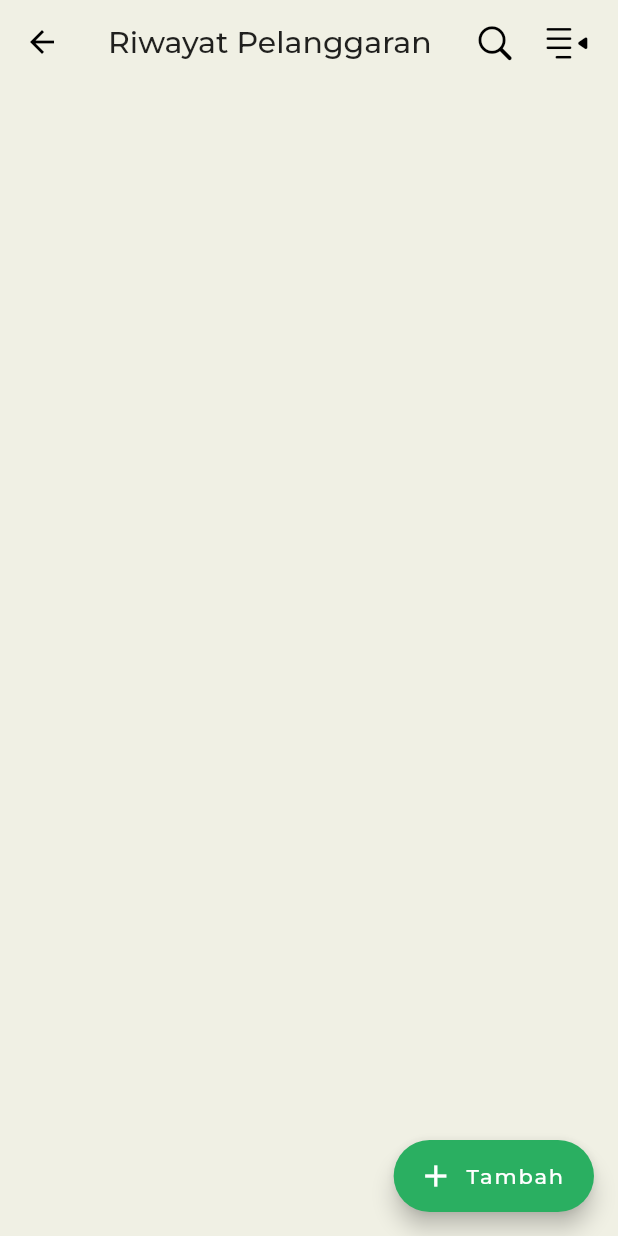
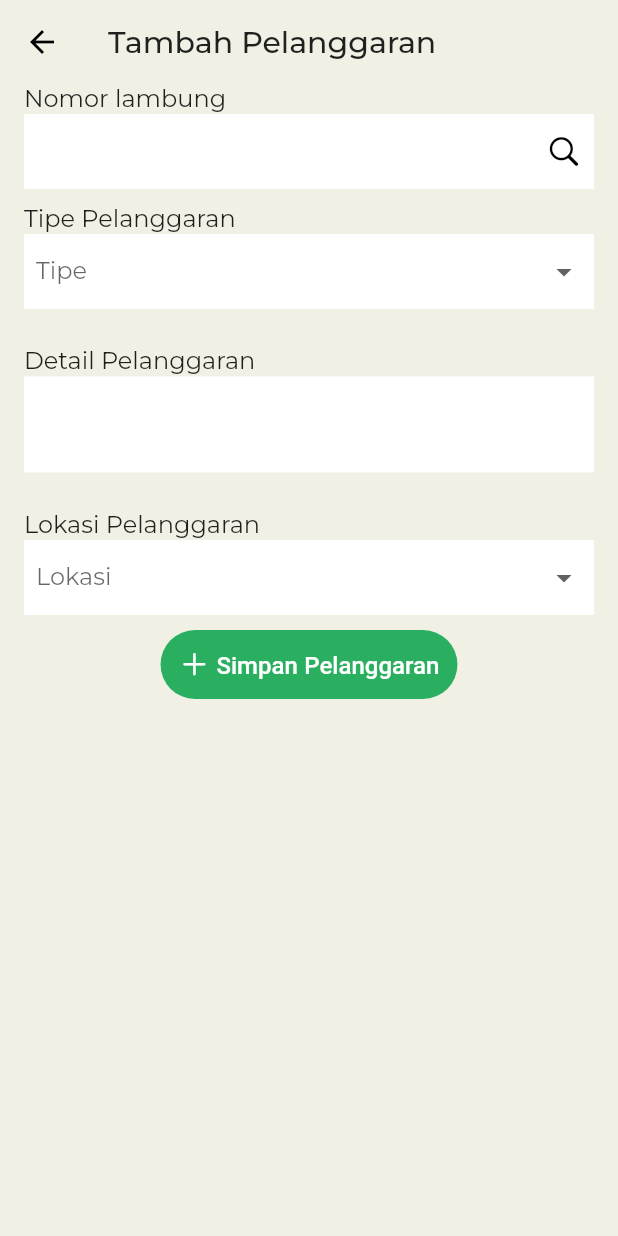
Before and after one commit to muchlist/hsse, a Flutter app: the HistoryScreen screen opened by its route, after a tap on "Tambah", on a phone screen of 412 x 824 dp. Run offline on Flutter 3.47's test engine with Material 2 defaults, Android fonts, the phone set to English and light mode, and no system bars; our stand-ins replace another_flushbar, cached_network_image, dio, flutter_image_compress, google_fonts, image_picker and 2 more; accounts and stored records are empty; network calls fail; project files that could hold a hidden picture were left out.

Commit message:
add violation

```diff
--- /dev/null
+++ b/lib/config/options.dart
@@ -0,0 +1,3 @@
+final typeViolations = ["APD", "PROSEDUR", "PRILAKU", "KRIMINAL", "LAINNYA"];
+
+final locationViolations = ["GATE TPKB", "CY", "DERMAGA TPKB"];
--- a/lib/main.dart
+++ b/lib/main.dart
@@ -6,6 +6,7 @@ import 'package:hsse/api/services/auth_service.dart';
 import 'package:hsse/api/services/rules_service.dart';
 import 'package:hsse/providers/auth.dart';
 import 'package:hsse/providers/rules.dart';
+import 'package:hsse/providers/truck.dart';
 import 'package:hsse/providers/viol.dart';
 import 'package:hsse/screen/landing/landing.dart';
 import 'package:hsse/singleton/shared_pref.dart';
@@ -14,6 +15,7 @@ import 'package:provider/provider.dart';
 import 'package:hsse/config/theme_color.dart';
 import 'package:hsse/router/routes.dart';
 
+import 'api/services/truck_service.dart';
 import 'api/services/viol_service.dart';
 
 void main() async {
@@ -42,6 +44,7 @@ class MyApp extends StatelessWidget {
   final AuthService _authService = AuthService();
   final ViolService _violService = ViolService();
   final RulesService _rulesService = RulesService();
+  final TruckService _truckService = TruckService();
   // final TruckService _truckService = TruckService();
 
   @override
@@ -52,6 +55,8 @@ class MyApp extends StatelessWidget {
         ChangeNotifierProvider(create: (context) => AuthProvider(_authService)),
         ChangeNotifierProvider(
             create: (context) => RulesProvider(_rulesService)),
+        ChangeNotifierProvider(
+            create: (context) => TruckProvider(_truckService)),
       ],
       child: MaterialApp(
         title: _title,
--- a/lib/router/routes.dart
+++ b/lib/router/routes.dart
@@ -4,6 +4,7 @@ import 'package:hsse/screen/login/login_screen.dart';
 import 'package:hsse/screen/rule/add_rule_screen.dart';
 import 'package:hsse/screen/rule/edit_rule_screen.dart';
 import 'package:hsse/screen/rule/rules_screen.dart';
+import 'package:hsse/screen/violation/add_viol_screen.dart';
 import 'package:hsse/screen/violation/history_screen.dart';
 import 'package:hsse/screen/violation/viol_detail.dart';
 
@@ -11,6 +12,7 @@ class RouteGenerator {
   static const String homeHsse = '/home';
   static const String login = '/login';
   static const String detail = '/detail';
+  static const String addViol = '/add-viol';
   static const String history = '/history';
   static const String rules = '/rules';
   static const String addRules = '/add-rules';
@@ -28,6 +30,8 @@ class RouteGenerator {
         return MaterialPageRoute(builder: (_) => HistoryScreen());
       case detail:
         return MaterialPageRoute(builder: (_) => ViolDetailScreen());
+      case addViol:
+        return MaterialPageRoute(builder: (_) => AddViolScreen());
       case rules:
         return MaterialPageRoute(builder: (_) => RulesScreen());
       case addRules:
--- a/lib/screen/components/text_form.dart
+++ b/lib/screen/components/text_form.dart
@@ -1,5 +1,4 @@
 import 'package:flutter/material.dart';
-import 'package:hsse/config/config.dart';
 
 class CustomTextForm extends StatelessWidget {
   const CustomTextForm({
@@ -27,7 +26,7 @@ class CustomTextForm extends StatelessWidget {
       maxLines: maxLines,
       decoration: const InputDecoration(
         filled: true,
-        fillColor: TColor.secondaryBackground,
+        fillColor: Colors.white,
         enabledBorder: InputBorder.none,
         border: InputBorder.none,
       ),
--- a/lib/screen/rule/edit_rule_screen.dart
+++ b/lib/screen/rule/edit_rule_screen.dart
@@ -15,7 +15,7 @@ class EditRulesScreen extends StatelessWidget {
     return Scaffold(
       appBar: AppBar(
         elevation: 0,
-        title: const Text("Tambah Aturan"),
+        title: const Text("Edit Aturan"),
       ),
       body: EditRulesBody(),
     );
--- /dev/null
+++ b/lib/screen/violation/add_viol_screen.dart
@@ -0,0 +1,253 @@
+import 'package:flutter/cupertino.dart';
+import 'package:flutter/material.dart';
+import 'package:hsse/config/options.dart';
+import 'package:hsse/router/routes.dart';
+import 'package:hsse/screen/components/custom_button.dart';
+import 'package:hsse/screen/components/flushbar.dart';
+import 'package:hsse/screen/components/text_form.dart';
+import 'package:hsse/screen/components/ui_helper.dart';
+import 'package:hsse/search/truck_search.dart';
+import 'package:hsse/utils/enum_state.dart';
+import 'package:provider/provider.dart';
+import 'package:hsse/api/json_models/requests/viol_req.dart';
+import 'package:hsse/providers/viol.dart';
+
+class AddViolScreen extends StatelessWidget {
+  @override
+  Widget build(BuildContext context) {
+    return Scaffold(
+      appBar: AppBar(
+        elevation: 0,
+        title: const Text("Tambah Pelanggaran"),
+      ),
+      body: AddViolBody(),
+    );
+  }
+}
+
+class AddViolBody extends StatefulWidget {
+  @override
+  _AddViolBodyState createState() => _AddViolBodyState();
+}
+
+class _AddViolBodyState extends State<AddViolBody> {
+  final _key = GlobalKey<FormState>();
+
+  var _selectedNoIdentity = "";
+  String? _selectedLocation;
+  String? _selectedType;
+
+  final detailController = TextEditingController();
+
+  void _addViol() {
+    if (_key.currentState?.validate() ?? false) {
+      // validasi tambahan
+      var errorMessage = "";
+      if (_selectedNoIdentity.isEmpty) {
+        errorMessage = errorMessage + "Nomor lambung tidak boleh kosong. ";
+      }
+      if (_selectedLocation == null) {
+        errorMessage = errorMessage + "Lokasi tidak boleh kosong. ";
+      }
+      if (_selectedType == null) {
+        errorMessage = errorMessage + "Tipe tidak boleh kosong. ";
+      }
+      if (errorMessage.isNotEmpty) {
+        showToastWarning(context: context, message: errorMessage, onTop: true);
+        return;
+      }
+
+      // Payload
+      final payload = ViolRequest(
+        noIdentity: _selectedNoIdentity,
+        state: 0,
+        typeViolation: _selectedType!,
+        detailViolation: detailController.text,
+        timeViolation: 0,
+        location: _selectedLocation!,
+      );
+
+      // Call Provider
+      Future.delayed(
+          Duration.zero,
+          () => context.read<ViolProvider>().addViol(payload).then((value) {
+                if (value) {
+                  // Navigator.of(context).pop();
+                  Navigator.pushReplacementNamed(
+                      context, RouteGenerator.detail);
+                  showToastSuccess(
+                      context: context,
+                      message: "Berhasil menambahkan pelanggaran");
+                }
+              }).onError((error, _) {
+                if (error != null) {
+                  showToastError(
+                      context: context, message: error.toString(), onTop: true);
+                }
+              }));
+    }
+  }
+
+  @override
+  void dispose() {
+    detailController.dispose();
+
+    super.dispose();
+  }
+
+  @override
+  Widget build(BuildContext context) {
+    return SingleChildScrollView(
+      child: Padding(
+          padding: const EdgeInsets.symmetric(horizontal: 16),
+          // Consumer ------------------------------------------------------
+          child: Form(
+            key: _key,
+            child: Column(
+              crossAxisAlignment: CrossAxisAlignment.start,
+              children: [
+                // * Skor pelanggaran text ------------------------
+                const Text(
+                  "Nomor lambung",
+                  style: TextStyle(fontSize: 16),
+                ),
+                GestureDetector(
+                  onTap: () async {
+                    final searchResult = await showSearch<String?>(
+                      context: context,
+                      delegate: TruckSearchDelegate(),
+                    );
+                    if (searchResult != null && searchResult.isNotEmpty) {
+                      setState(() {
+                        _selectedNoIdentity = searchResult;
+                      });
+                    }
+                  },
+                  child: Container(
+                    height: 50,
+                    padding: EdgeInsets.symmetric(horizontal: 8),
+                    width: double.infinity,
+                    alignment: Alignment.centerLeft,
+                    decoration: BoxDecoration(color: Colors.white),
+                    child: Row(
+                        mainAxisAlignment: MainAxisAlignment.spaceBetween,
+                        children: [
+                          Text(
+                            _selectedNoIdentity,
+                          ),
+                          Icon(CupertinoIcons.search),
+                        ]),
+                  ),
+                ),
+                verticalSpaceSmall,
+
+                // * Tipe text ------------------------
+                const Text(
+                  "Tipe Pelanggaran",
+                  style: TextStyle(fontSize: 16),
+                ),
+
+                Container(
+                  padding: EdgeInsets.symmetric(horizontal: 8),
+                  height: 50,
+                  width: double.infinity,
+                  alignment: Alignment.centerLeft,
+                  decoration: BoxDecoration(color: Colors.white),
+                  child: DropdownButtonHideUnderline(
+                    child: DropdownButton<String>(
+                      isExpanded: true,
+                      hint: Text("Tipe"),
+                      value: (_selectedType != null) ? _selectedType : null,
+                      items: typeViolations.map((loc) {
+                        return DropdownMenuItem<String>(
+                          value: loc,
+                          child: Text(loc),
+                        );
+                      }).toList(),
+                      onChanged: (value) {
+                        setState(() {
+                          _selectedType = value;
+                          FocusScope.of(context).requestFocus(FocusNode());
+                        });
+                      },
+                    ),
+                  ),
+                ),
+
+                verticalSpaceMedium,
+
+                // * Detail text ------------------------
+                const Text(
+                  "Detail Pelanggaran",
+                  style: TextStyle(fontSize: 16),
+                ),
+
+                CustomTextForm(
+                  controller: detailController,
+                  minLines: 2,
+                  maxLines: 4,
+                  validator: (text) {
+                    if (text == null || text.isEmpty) {
+                      return "Detail tidak boleh kosong";
+                    }
+                    return null;
+                  },
+                ),
+
+                verticalSpaceMedium,
+
+                // * Tipe text ------------------------
+                const Text(
+                  "Lokasi Pelanggaran",
+                  style: TextStyle(fontSize: 16),
+                ),
+
+                Container(
+                  padding: EdgeInsets.symmetric(horizontal: 8),
+                  height: 50,
+                  width: double.infinity,
+                  alignment: Alignment.centerLeft,
+                  decoration: BoxDecoration(color: Colors.white),
+                  child: DropdownButtonHideUnderline(
+                    child: DropdownButton<String>(
+                      isExpanded: true,
+                      hint: Text("Lokasi"),
+                      value: (_selectedLocation != null)
+                          ? _selectedLocation
+                          : null,
+                      items: locationViolations.map((loc) {
+                        return DropdownMenuItem<String>(
+                          value: loc,
+                          child: Text(loc),
+                        );
+                      }).toList(),
+                      onChanged: (value) {
+                        setState(() {
+                          _selectedLocation = value;
+                          FocusScope.of(context).requestFocus(FocusNode());
+                        });
+                      },
+                    ),
+                  ),
+                ),
+
+                verticalSpaceSmall,
+
+                Consumer<ViolProvider>(builder: (_, data, __) {
+                  return (data.state == ViewState.busy)
+                      ? Center(child: const CircularProgressIndicator())
+                      : Center(
+                          child: HomeLikeButton(
+                              iconData: CupertinoIcons.add,
+                              text: "Simpan Pelanggaran",
+                              tapTap: _addViol),
+                        );
+                }),
+
+                verticalSpaceMedium,
+              ],
+            ),
+          )),
+    );
+  }
+}
--- a/lib/screen/violation/history_screen.dart
+++ b/lib/screen/violation/history_screen.dart
@@ -52,7 +52,7 @@ class HistoryScreen extends StatelessWidget {
       floatingActionButton: FloatingActionButton.extended(
           icon: Icon(Icons.add),
           onPressed: () {
-            // Navigator.pushNamed(context, RouteGenerator.computerAdd);
+            Navigator.pushNamed(context, RouteGenerator.addViol);
           },
           label: Text("Tambah")),
       body: HistoryBody(),
```
Also changed, not shown: lib/providers/truck.dart (+32 -0 lines), lib/providers/viol.dart (+7 -1 lines), lib/screen/components/truck_suggest_tile.dart (added, +16 -0 lines), lib/search/truck_search.dart (added, +127 -0 lines).
